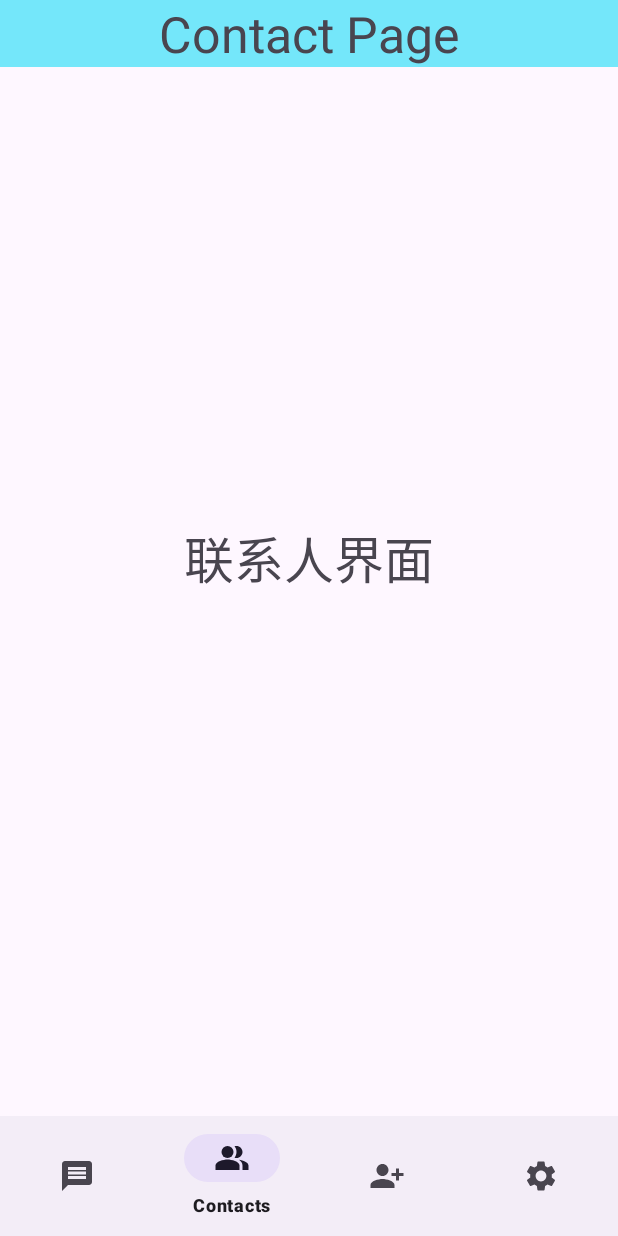
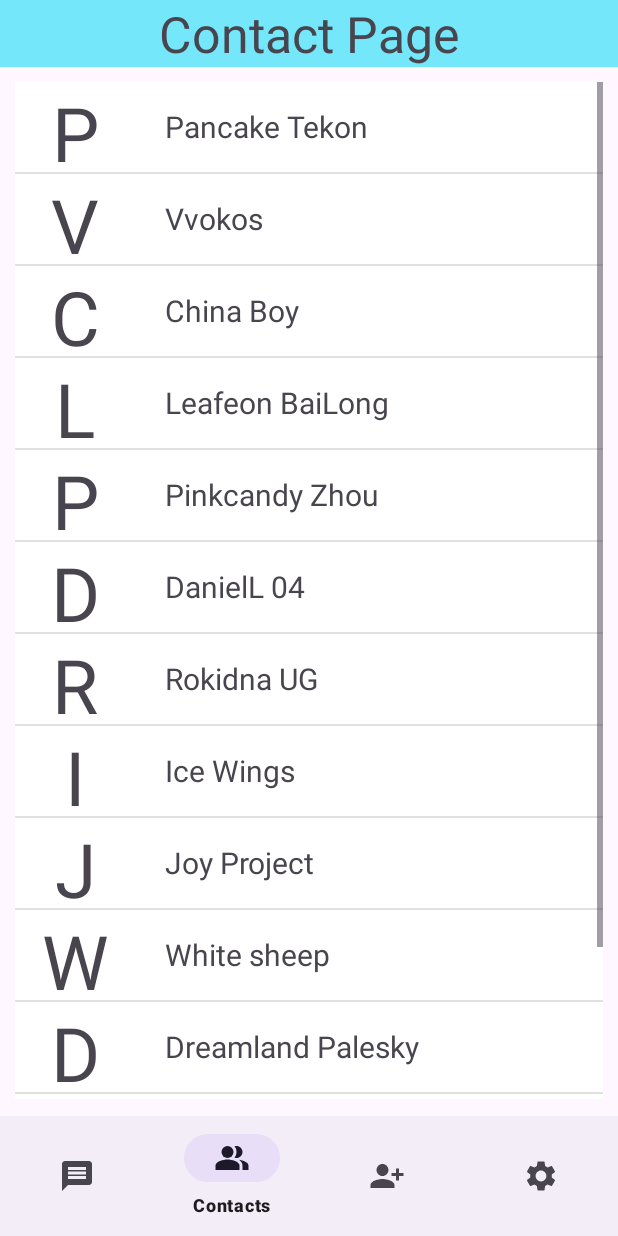
Before and after one commit to BroZhai/MBCFrontend, an Android app: the screen it shows after launch (MainActivity), item 2 of the bottom bar chosen, on a phone screen of 412 x 824 dp. Run offline under Robolectric (Android 15) with nearby library versions, the phone set to English and light mode, and no system bars.

Commit message:
追加合并了伙伴的部分代码，且独自实现了item的点击事件

```diff
--- a/app/src/main/java/com/example/friendlist/ContactFragment.java
+++ b/app/src/main/java/com/example/friendlist/ContactFragment.java
@@ -7,6 +7,11 @@ import androidx.fragment.app.Fragment;
 import android.view.LayoutInflater;
 import android.view.View;
 import android.view.ViewGroup;
+import android.widget.AdapterView;
+import android.widget.BaseAdapter;
+import android.widget.ListView;
+import android.widget.TextView;
+import android.widget.Toast;
 
 /**
  * A simple {@link Fragment} subclass.
@@ -14,6 +19,55 @@ import android.view.ViewGroup;
  * create an instance of this fragment.
  */
 public class ContactFragment extends Fragment {
+
+    private String[] friendName = {
+            "Pancake Tekon", "Vvokos", "China Boy","Leafeon BaiLong",
+            "Pinkcandy Zhou", "DanielL 04", "Rokidna UG",
+            "Ice Wings","Joy Project", "White sheep",
+            "Dreamland Palesky","Sliver Cat", "多摩 aac1"};
+
+    class MyAdapter extends BaseAdapter {
+        //对于每个Adapter，我们都要去重写以下四个方法 (必须重写！)
+        @Override
+        public int getCount() { // 获取数据的'个数'
+            return friendName.length;
+        }
+
+        @Override
+        public Object getItem(int i) { //获取具体某个'元素'，上面会传入'下标'进来给你定位
+            return friendName[i];
+        }
+
+        @Override
+        public long getItemId(int i) {//获取每一个item的唯一标识符"id"(偷懒可直接用下标)
+            return i;
+        }
+
+        @Override
+        //重点: 获取每一个item的'展示样式' (单独开个layout文件设置每个Item的样式)
+        public View getView(int i, View view, ViewGroup viewGroup) {
+            //参数说明: i (item的下标位置)，
+            //view (缓存着'划出视野'的item, 优化listView用)
+            //viewGroup (listView对象本身，用的少)
+
+            //1. 使用View.inflate()加载布局 inflate(Activity对象，布局文件，不知道就填null);
+            View item_view = view.inflate(ContactFragment.this.getActivity(), R.layout.re_item_list, null);
+
+            //2. 从取得的View对象中，获取里面 要进行'动态设置'的'小组件' (注意要指定为上面的inflate()的view对象来找[不然默认就会去找'全局的View']XD)
+            TextView capital = (TextView) item_view.findViewById(R.id.capLetter);
+            TextView nameString = (TextView) item_view.findViewById(R.id.nameStr);
+            //Tips: priceLable不用动(设置)，它就是放在那里展示的
+
+            //3. 根据"原数据"设置各个控件的'展示数据'
+            capital.setText(friendName[i].substring(0,1));
+            nameString.setText(friendName[i]);
+
+            //4. 返回该View对象 (这样以后，这个Adapter就算建立好了，接下来将这个"格式"应用到listView控件中去)
+            return item_view;
+        }
+    }
+
+
 
     // TODO: Rename parameter arguments, choose names that match
     // the fragment initialization parameters, e.g. ARG_ITEM_NUMBER
@@ -59,6 +113,15 @@ public class ContactFragment extends Fragment {
     public View onCreateView(LayoutInflater inflater, ViewGroup container,
                              Bundle savedInstanceState) {
         // Inflate the layout for this fragment
-        return inflater.inflate(R.layout.fragment_contact, container, false);
+        View view = inflater.inflate(R.layout.fragment_contact, container, false);
+        ListView listView = view.findViewById(R.id.contactListView);
+        listView.setAdapter(new MyAdapter());
+        listView.setOnItemClickListener(new AdapterView.OnItemClickListener() {
+            @Override
+            public void onItemClick(AdapterView<?> adapterView, View view, int i, long l) {
+                Toast.makeText(ContactFragment.this.getActivity(), "You've clicked " + friendName[i], Toast.LENGTH_SHORT).show();
+            }
+        });
+        return view;
     }
 }
--- a/app/src/main/res/layout/fragment_contact.xml
+++ b/app/src/main/res/layout/fragment_contact.xml
@@ -3,23 +3,55 @@
     xmlns:tools="http://schemas.android.com/tools"
     android:layout_width="match_parent"
     android:layout_height="match_parent"
+    xmlns:app="http://schemas.android.com/apk/res-auto"
     tools:context=".ContactFragment">
 
     <!-- TODO: Update blank fragment layout -->
+
+    <androidx.constraintlayout.widget.ConstraintLayout
+        android:layout_width="match_parent"
+        android:layout_height="match_parent">
+
         <TextView
+            android:id="@+id/contactTitle"
             android:background="#74E7FA"
             android:layout_width="match_parent"
             android:layout_height="wrap_content"
             android:text="Contact Page"
             android:textSize="33dp"
             android:layout_gravity="top|center_horizontal"
-        android:gravity="center_horizontal"/>
+            android:gravity="center_horizontal"
+            app:layout_constraintStart_toStartOf="parent"
+            app:layout_constraintEnd_toEndOf="parent"
+            app:layout_constraintTop_toTopOf="parent"/>
+
+<!--        <TextView-->
+<!--            android:layout_width="wrap_content"-->
+<!--            android:layout_height="wrap_content"-->
+<!--            android:text="联系人界面"-->
+<!--            android:textSize="33dp"-->
+<!--            android:layout_gravity="center"/>-->
+
+        <ListView
+            android:id="@+id/contactListView"
+            android:layout_width="match_parent"
+            android:layout_height="0dp"
+            android:layout_margin="10dp"
+            android:layout_marginTop="8dp"
+            android:background="#fff"
+            app:layout_constraintEnd_toEndOf="parent"
+            app:layout_constraintStart_toStartOf="parent"
+            app:layout_constraintTop_toBottomOf="@id/contactTitle"
+            app:layout_constraintBottom_toTopOf="@id/navArea"
+            />
 
         <TextView
-        android:layout_width="wrap_content"
-        android:layout_height="wrap_content"
-        android:text="联系人界面"
-        android:textSize="33dp"
-        android:layout_gravity="center"/>
+            android:id="@+id/navArea"
+            android:layout_width="match_parent"
+            android:layout_height="1dp"
+            app:layout_constraintBottom_toBottomOf="parent" />
+    </androidx.constraintlayout.widget.ConstraintLayout>
+
+
 
 </FrameLayout>
--- /dev/null
+++ b/app/src/main/res/layout/re_item_list.xml
@@ -0,0 +1,29 @@
+<?xml version="1.0" encoding="utf-8"?>
+<androidx.constraintlayout.widget.ConstraintLayout xmlns:android="http://schemas.android.com/apk/res/android"
+    android:layout_width="match_parent"
+    android:layout_height="match_parent">
+
+    <FrameLayout
+        android:layout_width="match_parent"
+        android:layout_height="60dp"
+        android:layout_gravity="center_vertical">
+        <TextView
+            android:id="@+id/capLetter"
+            android:textAlignment="center"
+            android:layout_marginStart="10dp"
+            android:layout_width="60dp"
+            android:layout_height="60dp"
+            android:textSize="50sp"
+            android:gravity="center"
+            android:text="K"/>
+        <TextView
+            android:id="@+id/nameStr"
+            android:layout_width="match_parent"
+            android:layout_height="60dp"
+            android:textSize="20sp"
+            android:layout_marginStart="100dp"
+            android:gravity="center_vertical"
+            android:text="Katou"/>
+    </FrameLayout>
+
+</androidx.constraintlayout.widget.ConstraintLayout>
```
Also changed, not shown: app/src/main/res/layout/re_act_main.xml (added, +39 -0 lines). Lines whose indentation alone changed are shown as unchanged.
